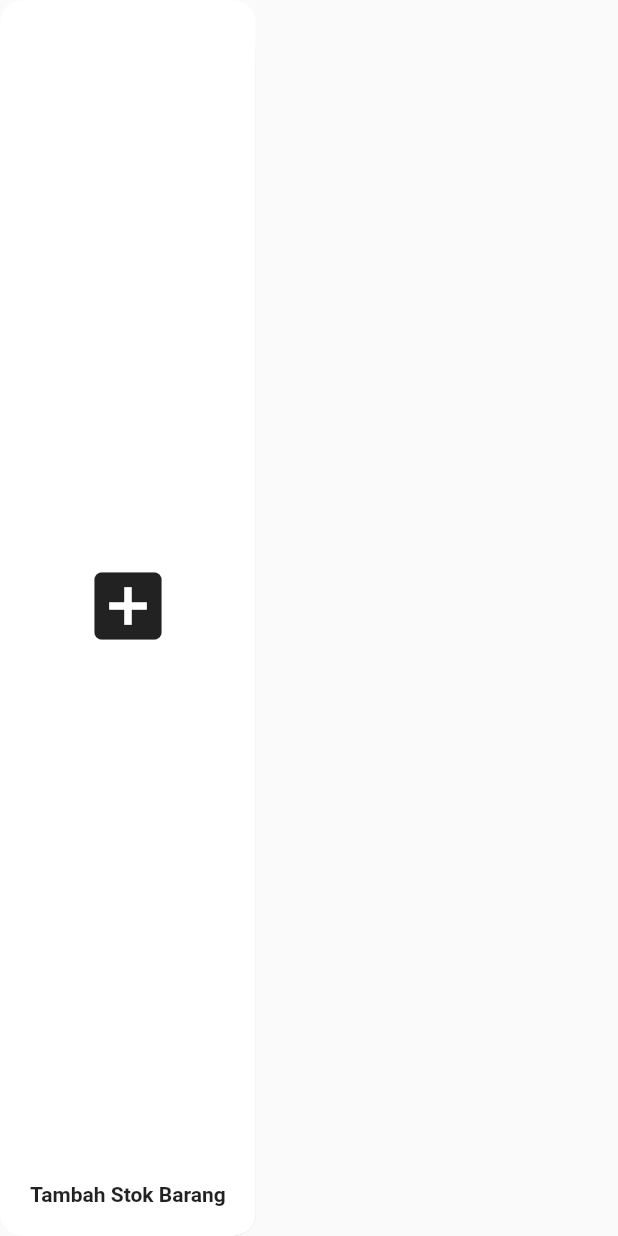
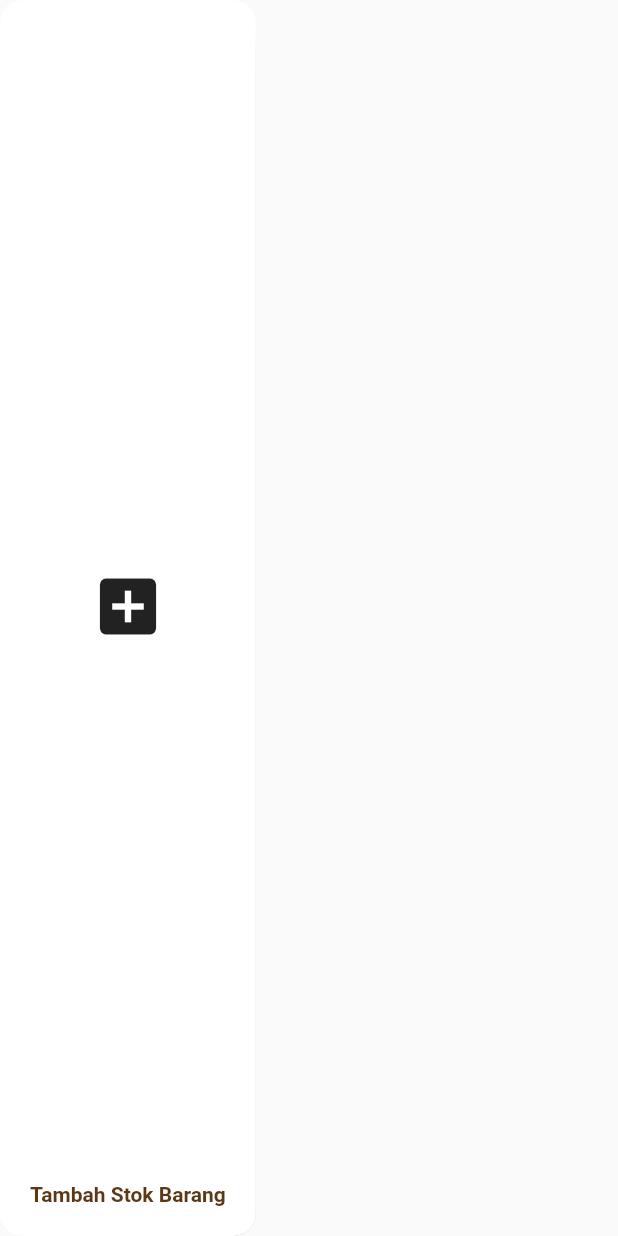
Before and after one commit to atika1004/Project_stock, a Flutter app: the HomeMenu widget shown alone on an empty page, opened directly, on a phone screen of 412 x 824 dp. Run offline on Flutter 3.47's test engine with Material 2 defaults, Android fonts, the phone set to English and light mode, and no system bars.

Commit message:
tambah warna

```diff
--- a/stock_id/lib/screens/components/home_menu_card.dart
+++ b/stock_id/lib/screens/components/home_menu_card.dart
@@ -39,12 +39,13 @@ class HomeMenu extends StatelessWidget {
               child: Column(
                 children: <Widget>[
                   Spacer(),
-                  Icon(iconSrc, size: 60,),
+                  Icon(iconSrc, size: 50,),
                   Spacer(),
                   Text(
                     title,
                     textAlign: TextAlign.center,
                     style: TextStyle(
+                      color: stockText,
                       fontWeight: FontWeight.bold,
                     ),
                   ),
```
